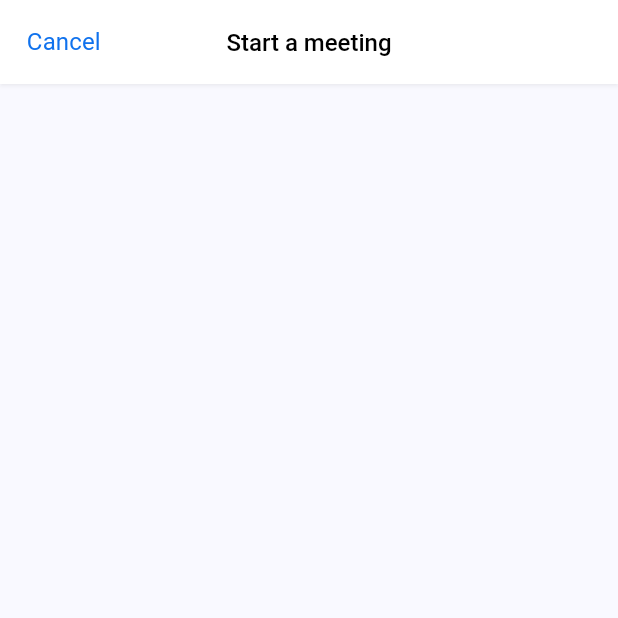
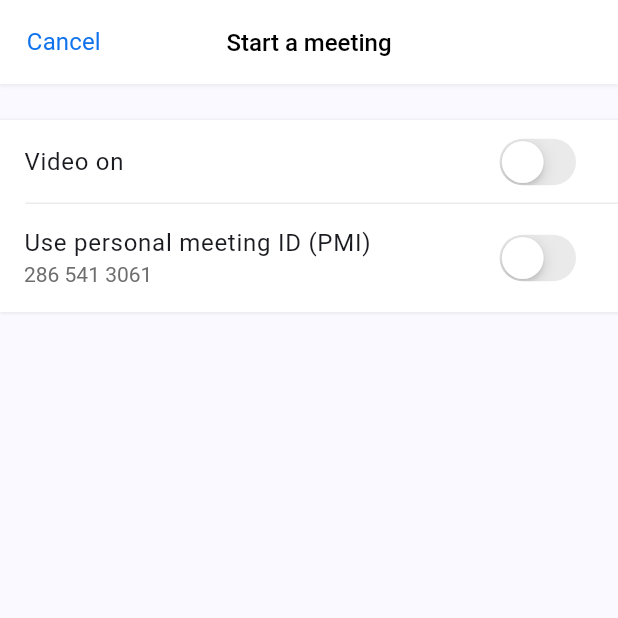
Before and after one commit to czarbasanal/zoom_clone_app, a Flutter app: the screen it shows after launch, on a phone screen of 412 x 824 dp, the top half of it. Run offline on Flutter 3.47's test engine with Material 3 defaults, Android fonts, the phone set to English and light mode, and no system bars.

Commit message:
added cupertino switch

```diff
--- a/lib/screens/new_meeting_screen.dart
+++ b/lib/screens/new_meeting_screen.dart
@@ -1,7 +1,16 @@
+import 'package:flutter/cupertino.dart';
 import 'package:flutter/material.dart';
 
-class NewMeetingScreen extends StatelessWidget {
+class NewMeetingScreen extends StatefulWidget {
   const NewMeetingScreen({super.key});
+
+  @override
+  _NewMeetingScreenState createState() => _NewMeetingScreenState();
+}
+
+class _NewMeetingScreenState extends State<NewMeetingScreen> {
+  bool _isVideoOn = false;
+  bool _isPMI = false;
 
   @override
   Widget build(BuildContext context) {
@@ -34,7 +43,59 @@ class NewMeetingScreen extends StatelessWidget {
         leadingWidth: 85,
       ),
       body: Column(
-        children: [],
+        children: [
+          const SizedBox(height: 24),
+          Container(
+            decoration: BoxDecoration(
+              color: Colors.white,
+              boxShadow: [
+                BoxShadow(
+                  color: Colors.grey.withOpacity(0.15),
+                  spreadRadius: 0.75,
+                  blurRadius: 0.5,
+                  offset: const Offset(1, 0.25),
+                ),
+              ],
+            ),
+            child: Column(
+              children: [
+                ListTile(
+                  title: const Text('Video on'),
+                  trailing: CupertinoSwitch(
+                    value: _isVideoOn,
+                    onChanged: (bool value) {
+                      setState(() {
+                        _isVideoOn = value;
+                      });
+                    },
+                    activeColor: CupertinoColors.activeGreen,
+                  ),
+                  tileColor: Colors.white,
+                ),
+                Divider(
+                  height: 0,
+                  indent: 17,
+                  color: Colors.grey.withOpacity(0.2),
+                ),
+                ListTile(
+                  title: const Text('Use personal meeting ID (PMI)'),
+                  subtitle: const Text('286 541 3061'),
+                  subtitleTextStyle: const TextStyle(color: Color(0xFF6E6E6E)),
+                  trailing: CupertinoSwitch(
+                    value: _isPMI,
+                    onChanged: (bool value) {
+                      setState(() {
+                        _isPMI = value;
+                      });
+                    },
+                    activeColor: CupertinoColors.activeGreen,
+                  ),
+                  tileColor: Colors.white,
+                ),
+              ],
+            ),
+          )
+        ],
       ),
     );
   }
```
